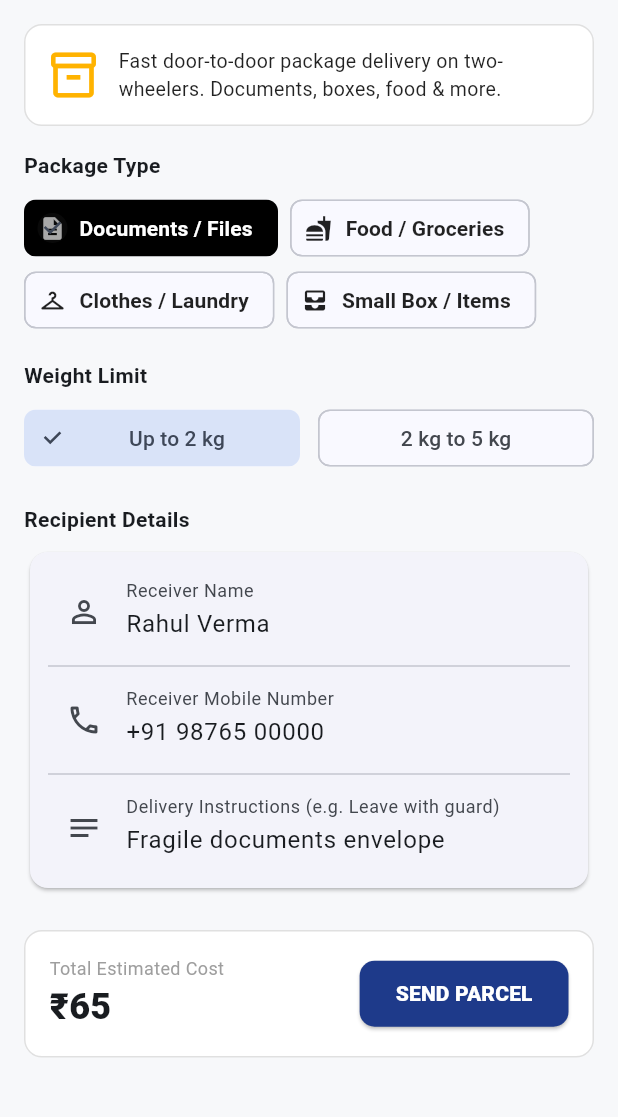
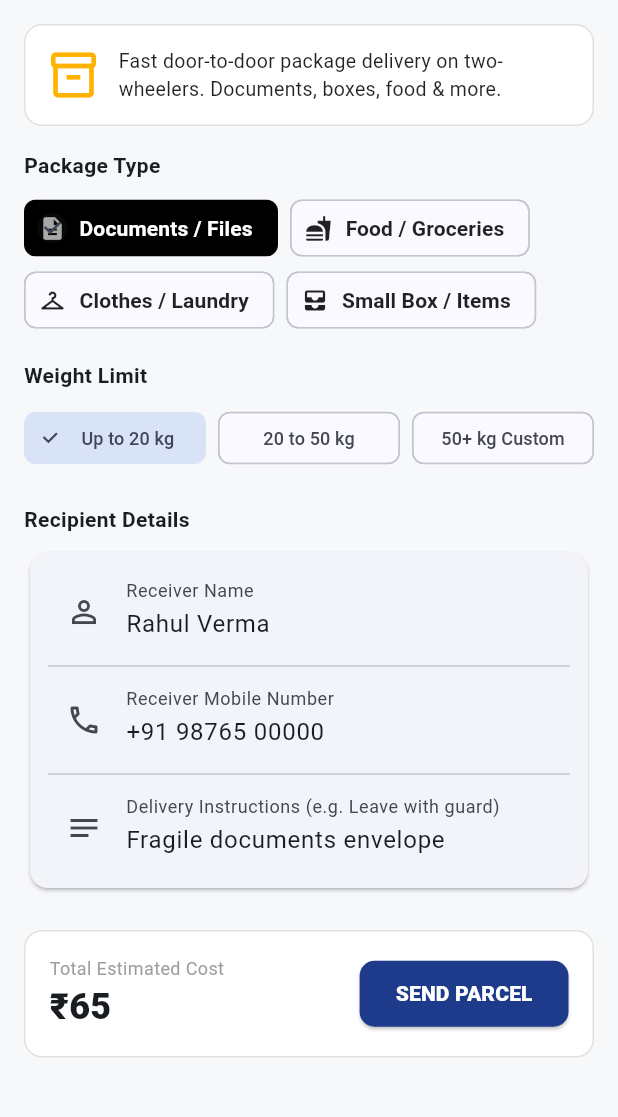
Before and after one commit to laninfosys/holido-app, a Flutter app: the ParcelScreen screen opened directly, on a phone screen of 412 x 824 dp, the part 84-1201 px from its top. Run offline on Flutter 3.47's test engine with Material 3 defaults, Android fonts, the phone set to English and light mode, and no system bars; our stand-ins replace socket_io_client; network calls fail.

Commit message:
feat: add interactive parcel category selection (Box, Food, Documents) and updated weight tiers (Up to 20kg, 20-50kg, 50+ Custom)

```diff
--- a/apps/holido_customer/lib/screens/parcel_screen.dart
+++ b/apps/holido_customer/lib/screens/parcel_screen.dart
@@ -11,7 +11,7 @@ class ParcelScreen extends StatefulWidget {
 
 class _ParcelScreenState extends State<ParcelScreen> {
   String _selectedCategory = 'DOCUMENTS';
-  String _selectedWeight = 'UP_TO_2KG';
+  String _selectedWeight = 'UP_TO_20KG';
 
   final TextEditingController _receiverName = TextEditingController(text: 'Rahul Verma');
   final TextEditingController _receiverPhone = TextEditingController(text: '+91 98765 00000');
@@ -153,21 +153,32 @@ class _ParcelScreenState extends State<ParcelScreen> {
               children: [
                 Expanded(
                   child: ChoiceChip(
-                    label: const Center(child: Text('Up to 2 kg')),
-                    selected: _selectedWeight == 'UP_TO_2KG',
+                    label: const Center(child: Text('Up to 20 kg', style: TextStyle(fontSize: 12))),
+                    selected: _selectedWeight == 'UP_TO_20KG',
                     onSelected: (val) {
-                      setState(() => _selectedWeight = 'UP_TO_2KG');
+                      setState(() => _selectedWeight = 'UP_TO_20KG');
                       _fetchParcelFare();
                     },
                   ),
                 ),
-                const SizedBox(width: 12),
+                const SizedBox(width: 8),
                 Expanded(
                   child: ChoiceChip(
-                    label: const Center(child: Text('2 kg to 5 kg')),
-                    selected: _selectedWeight == 'TWO_TO_FIVE_KG',
+                    label: const Center(child: Text('20 to 50 kg', style: TextStyle(fontSize: 12))),
+                    selected: _selectedWeight == '20_TO_50KG',
                     onSelected: (val) {
-                      setState(() => _selectedWeight = 'TWO_TO_FIVE_KG');
+                      setState(() => _selectedWeight = '20_TO_50KG');
+                      _fetchParcelFare();
+                    },
+                  ),
+                ),
+                const SizedBox(width: 8),
+                Expanded(
+                  child: ChoiceChip(
+                    label: const Center(child: Text('50+ kg Custom', style: TextStyle(fontSize: 12))),
+                    selected: _selectedWeight == 'CUSTOM_50_PLUS',
+                    onSelected: (val) {
+                      setState(() => _selectedWeight = 'CUSTOM_50_PLUS');
                       _fetchParcelFare();
                     },
                   ),
```
Also changed, not shown: 4 other files.
